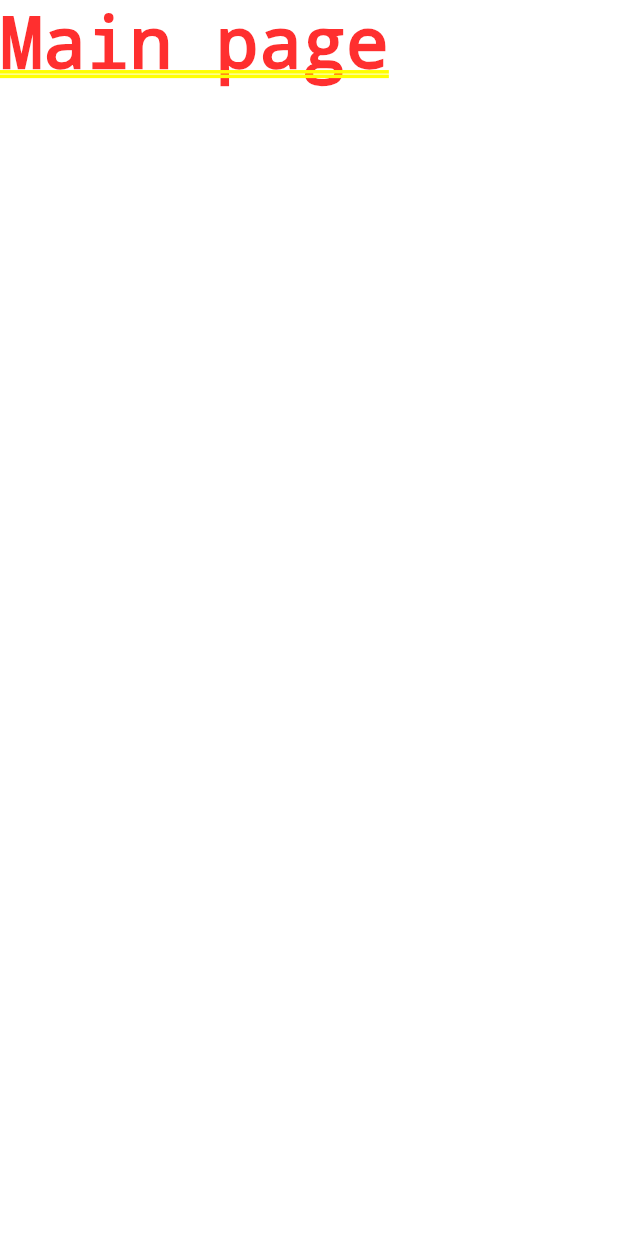
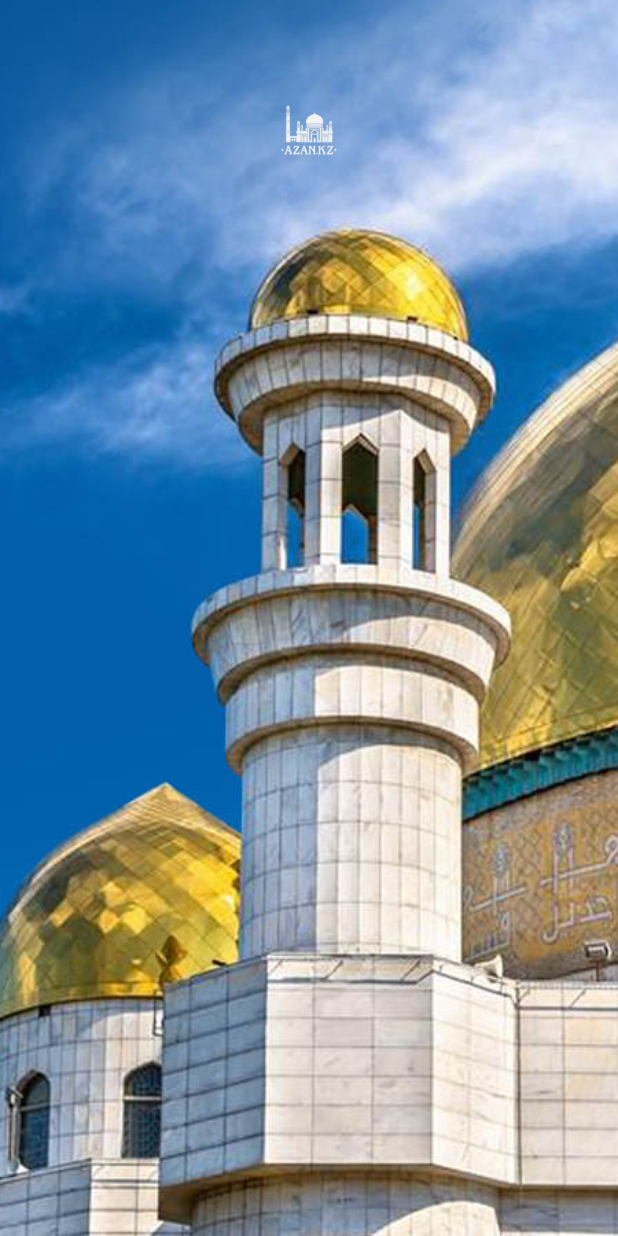
Before and after one commit to yerzhant/solat, a Flutter app: the screen it shows after launch, on a phone screen of 412 x 824 dp. Run offline on Flutter 3.47's test engine with Material 2 defaults, Android fonts, the phone set to English and light mode, and no system bars; our stand-ins replace bloc, flutter_bloc, flutter_typeahead.

Commit message:
Added background and logo to main page

```diff
--- a/lib/pages/home_page.dart
+++ b/lib/pages/home_page.dart
@@ -3,6 +3,7 @@ import 'package:flutter_bloc/flutter_bloc.dart';
 import 'package:solat/blocs/settings/settings_bloc.dart';
 import 'package:solat/blocs/times/times_bloc.dart';
 import 'package:solat/pages/settings_page.dart';
+import 'package:url_launcher/url_launcher.dart';
 
 class HomePage extends StatelessWidget {
   const HomePage({Key key}) : super(key: key);
@@ -21,7 +22,23 @@ class HomePage extends StatelessWidget {
       child: BlocBuilder<TimesBloc, TimesState>(
         builder: (context, state) {
           return Container(
-            child: Text('Main page'),
+            decoration: BoxDecoration(
+              image: DecorationImage(
+                image: AssetImage('assets/images/masjid-0.jpg'),
+                fit: BoxFit.cover,
+              ),
+            ),
+            child: Padding(
+              padding: const EdgeInsets.only(top: 70),
+              child: Column(
+                children: <Widget>[
+                  GestureDetector(
+                    child: Image.asset('assets/images/logo.png'),
+                    onTap: () => launch('https://azan.kz'),
+                  )
+                ],
+              ),
+            ),
           );
         },
       ),
```
Also changed, not shown: pubspec.yaml (+2 -8 lines), assets/images/2.0x/logo.png (added), assets/images/3.0x/logo.png (added), assets/images/logo.png (added), assets/images/masjid-0.jpg (added).
